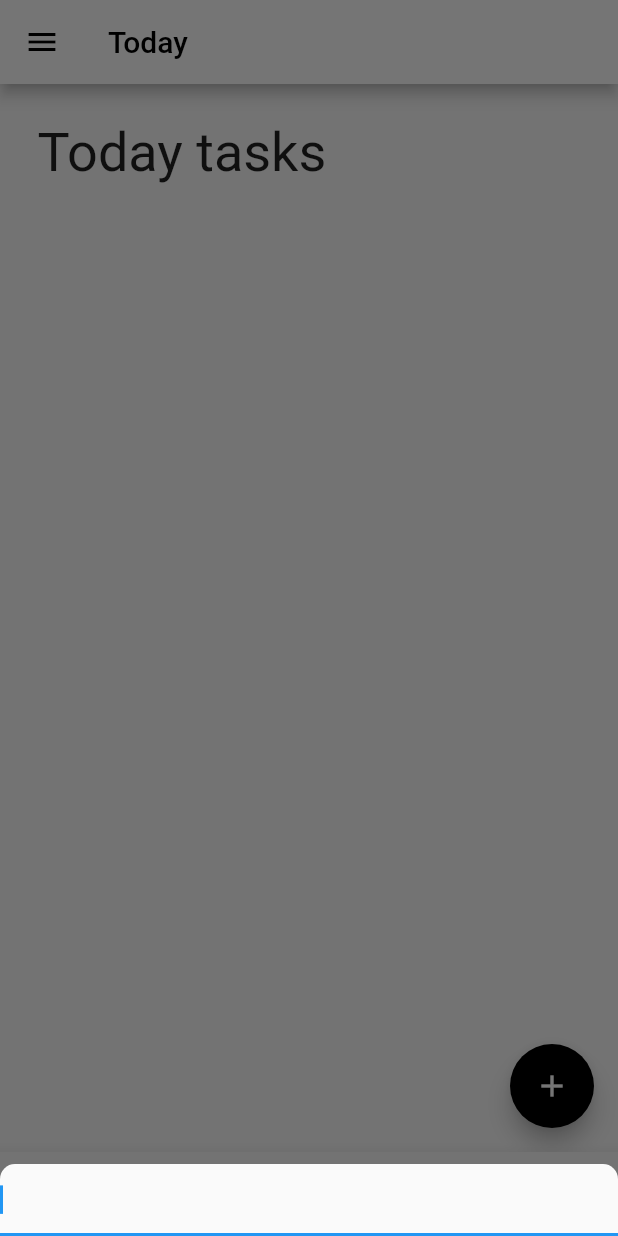
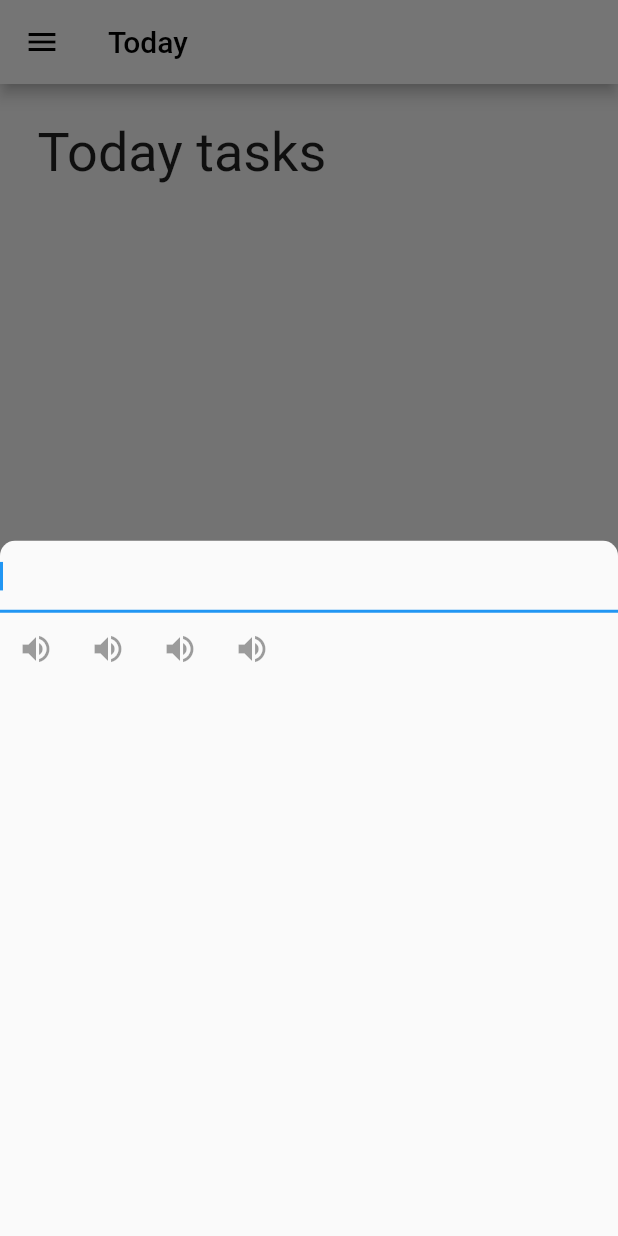
Before and after one commit to Dzhunko/prideapp, a Flutter app: the screen it shows after launch, after a tap on the "add" icon, on a phone screen of 412 x 824 dp. Run offline on Flutter 3.47's test engine with Material 2 defaults, Android fonts, the light colour scheme and no system bars; our stand-ins replace sqflite, table_calendar; missing offline and left inert: date_utils; accounts and stored records are empty.

Commit message:
added tasks
oki

Co-Authored-By: dzhunko <dzhunko@users.noreply.github.com>

```diff
--- a/lib/pages/today.dart
+++ b/lib/pages/today.dart
@@ -31,14 +31,40 @@ class ToDayPageState extends State<ToDayPage>{
                 context: context,
                 builder: (context) {
                 return Container(
-                  child: Padding(
+                  child: new Column(
+                    children: <Widget>[
+                      new  Padding(
                     padding: EdgeInsets.only(bottom: MediaQuery.of(context).viewInsets.bottom),
                     child: TextField(
                       autofocus: true,
-                    ),
-                  ),
+                      )
+
+                        ),
+                      new Row(children: <Widget>[
+                        new IconButton(
+                          icon: Icon(Icons.volume_up),
+                          color: Colors.black,
+                        ),
+                        new IconButton(
+                          icon: Icon(Icons.volume_up),
+                          color: Colors.red
+                        ),
+                        new IconButton(
+                          icon: Icon(Icons.volume_up),
+                          color: Colors.pink
+                        ),
+                        new IconButton(
+                          icon: Icon(Icons.volume_up),
+                          color: Colors.green
+                        )
+
+                      ]
+                  )
+                    ]
+                      )
                 );
-              }
+                }
               );
+
              }
 }
```
Also changed, not shown: 3 other files.
